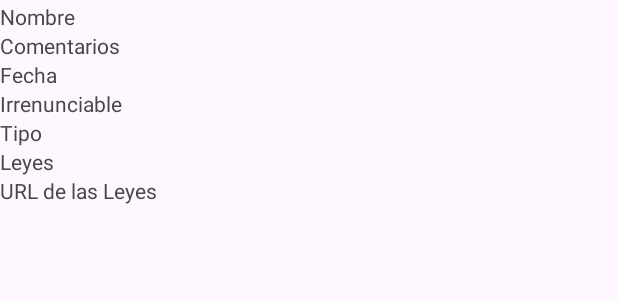
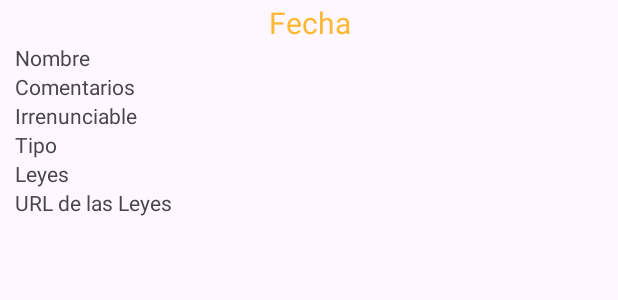
Before and after one commit to Darguen/Era-feriao, an Android app: the layout feriado_view_search.xml on its own in the app's theme, with its tools: preview values and no code run, on a phone screen of 412 x 824 dp. Shown: the top 300 px of the screen. Run offline under Robolectric (Android 15) with nearby library versions, the phone set to English and light mode, and no system bars.

Commit message:
Fix cronomether and UI

```diff
--- a/app/src/main/java/cl/brownarmoryelling/era_feriao/MainActivity.kt
+++ b/app/src/main/java/cl/brownarmoryelling/era_feriao/MainActivity.kt
@@ -20,6 +20,8 @@ import java.util.Date
 import java.util.Locale
 import android.os.Handler
 import android.os.Looper
+import android.util.Log
+import java.util.Calendar
 
 class MainActivity : AppCompatActivity() {
 
@@ -110,11 +112,14 @@ class MainActivity : AppCompatActivity() {
         // Crea un Runnable para actualizar el tiempo
         val runnable = object : Runnable {
             override fun run() {
-                // Obtén la hora actual
-                val horaActual = obtenerHoraActual()
+                // Obtén el tiempo restante hasta el 25 de diciembre
+                val tiempoRestante = obtenerTiempoRestanteHastaNavidad()
+                val horasRestantes = tiempoRestante.horas + tiempoRestante.dias * 24
 
-                // Actualiza el TextView
-                textViewTiempo.text = "$horaActual"
+                // Formatea y actualiza el TextView
+                val tiempoFormateado = "$horasRestantes:${tiempoRestante.minutos}:${tiempoRestante.segundos}"
+
+                textViewTiempo.text = tiempoFormateado
 
                 // Programa la siguiente actualización después de 1 segundo
                 handler.postDelayed(this, 1000)
@@ -125,14 +130,32 @@ class MainActivity : AppCompatActivity() {
         handler.post(runnable)
     }
 
-    private fun obtenerHoraActual(): String {
-        val formato = SimpleDateFormat("HH:mm:ss", Locale.getDefault())
-        return formato.format(Date())
+    private fun obtenerTiempoRestanteHastaNavidad(): TiempoRestante {
+        val navidad = obtenerFechaNavidad()
+        val ahora = Calendar.getInstance().time
+
+        // Calcula la diferencia en milisegundos
+        val diferenciaMillis = navidad.time - ahora.time
+
+        // Calcula días, horas, minutos y segundos
+        val diasRestantes = diferenciaMillis / (1000 * 60 * 60 * 24)
+        val horasRestantes = (diferenciaMillis % (1000 * 60 * 60 * 24)) / (1000 * 60 * 60)
+        val minutosRestantes = (diferenciaMillis % (1000 * 60 * 60)) / (1000 * 60)
+        val segundosRestantes = (diferenciaMillis % (1000 * 60)) / 1000
+
+        return TiempoRestante(diasRestantes, horasRestantes, minutosRestantes, segundosRestantes)
     }
 
-    override fun onDestroy() {
-        // Detén las actualizaciones al destruir la actividad para evitar pérdida de memoria
-        handler.removeCallbacksAndMessages(null)
-        super.onDestroy()
+    private fun obtenerFechaNavidad(): Date {
+        val formato = SimpleDateFormat("yyyy-MM-dd", Locale.getDefault())
+        val fechaNavidad = "2023-12-25"
+        return formato.parse(fechaNavidad)!!
     }
+    data class TiempoRestante(
+        val dias: Long,
+        val horas: Long,
+        val minutos: Long,
+        val segundos: Long
+    )
+
 }
--- a/app/src/main/res/layout/feriado_view_search.xml
+++ b/app/src/main/res/layout/feriado_view_search.xml
@@ -6,11 +6,11 @@
     android:layout_height="match_parent">
 
     <LinearLayout
-        android:layout_width="411dp"
+        android:layout_width="match_parent"
         android:layout_height="201dp"
-        android:layout_marginStart="1dp"
+        android:layout_marginStart="10dp"
         android:layout_marginTop="1dp"
-        android:layout_marginEnd="1dp"
+        android:layout_marginEnd="10dp"
         android:layout_marginBottom="1dp"
         android:orientation="vertical"
         app:layout_constraintBottom_toBottomOf="parent"
@@ -19,6 +19,15 @@
         app:layout_constraintStart_toStartOf="parent"
         app:layout_constraintTop_toTopOf="parent"
         app:layout_constraintVertical_bias="0.0">
+
+        <TextView
+            android:id="@+id/feriadoDateTV"
+            android:layout_width="match_parent"
+            android:layout_height="wrap_content"
+            android:text="@string/wordDate"
+            android:gravity="center"
+            android:textColor="@color/buttonPressed"
+            android:textSize="20sp" />
 
         <TextView
             android:id="@+id/feriadoNameTV"
@@ -32,12 +41,6 @@
             android:layout_width="match_parent"
             android:layout_height="wrap_content"
             android:text="@string/wordComments" />
-
-        <TextView
-            android:id="@+id/feriadoDateTV"
-            android:layout_width="match_parent"
-            android:layout_height="wrap_content"
-            android:text="@string/wordDate" />
 
         <TextView
             android:id="@+id/feriadoInalienableTV"
```
